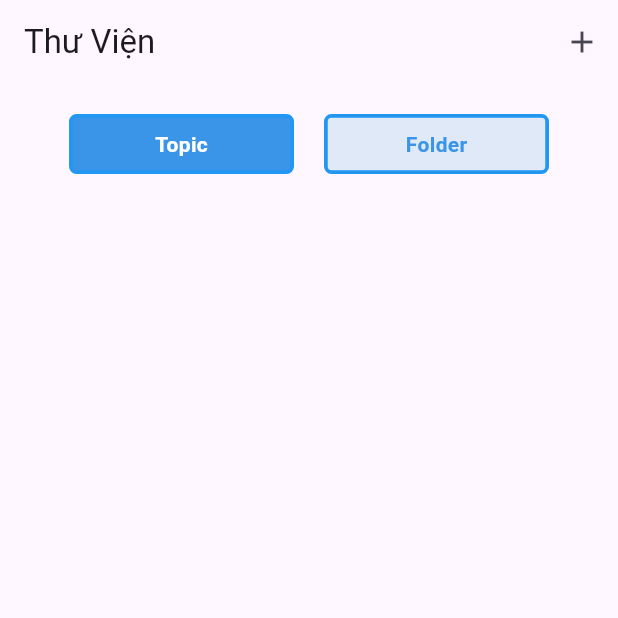
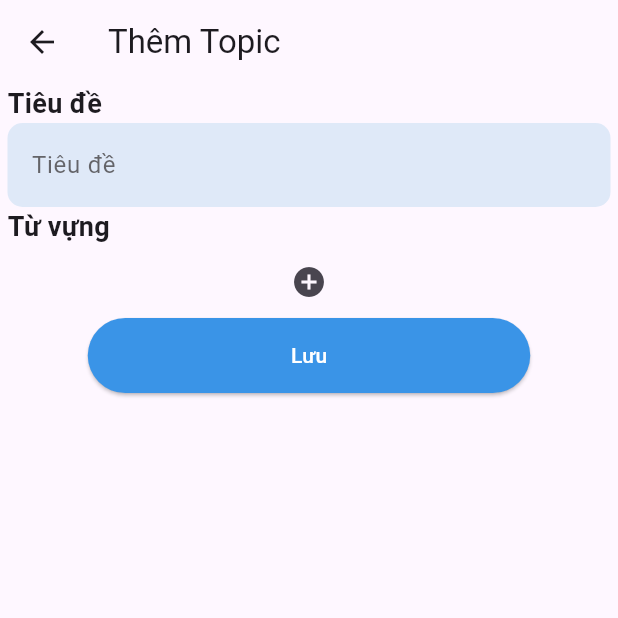
Before and after one commit to trongtinh7727/LanguageAssisstant, a Flutter app: the LibraryScreen screen opened directly, after a tap on the "add" icon, on a phone screen of 412 x 824 dp, the top half of it. Run offline on Flutter 3.47's test engine with Material 3 defaults, Android fonts, the phone set to English and light mode, and no system bars; our stand-ins replace cloud_firestore, firebase_auth, firebase_core, flutter_tts, fluttertoast, hexcolor and 1 more; missing offline and left inert: window_manager; accounts and stored records are empty; network calls fail; project files that could hold a hidden picture were left out.

Commit message:
feat(add_topic): build UI

```diff
--- a/lib/model/repository/word_repository.dart
+++ b/lib/model/repository/word_repository.dart
@@ -4,9 +4,10 @@ import 'package:cloud_firestore/cloud_firestore.dart';
 import 'package:languageassistant/utils/app_enum.dart';
 
 class WordRepository extends BaseRepository<WordModel> {
-  WordRepository()
+  final String collectionPath;
+  WordRepository({this.collectionPath = ""})
       : super(
-          collectionPath: 'words',
+          collectionPath: collectionPath,
           fromMap: WordModel.fromMap,
           toMap: (word) => word.toMap(),
         );
--- a/lib/routes/name_routes.dart
+++ b/lib/routes/name_routes.dart
@@ -2,6 +2,7 @@ class RouteName {
   static const String splashScreen = "/splash_screen";
   static const String mainLayout = "/main_layout";
   static const String topicDetailScreen = "/topic_detail_screen";
+  static const String addTopicScreen = "/add_topic_screen";
   static const String homeScreen = "/home/home_screen";
   static const String introScreen = "/intro_screen";
   static const String loginScreen = "/auth/login_screen";
--- a/lib/routes/routes.dart
+++ b/lib/routes/routes.dart
@@ -4,6 +4,7 @@ import 'package:languageassistant/view/auth/intro_screen.dart';
 import 'package:languageassistant/view/auth/login_screen.dart';
 import 'package:languageassistant/view/auth/register_screen.dart';
 import 'package:languageassistant/view/home/home_screen.dart';
+import 'package:languageassistant/view/library/add_topic_screen.dart';
 import 'package:languageassistant/view/main_layout.dart';
 import 'package:languageassistant/view/splash_screen.dart';
 import 'package:languageassistant/view/topic_detail_screen.dart';
@@ -20,6 +21,8 @@ class Routes {
         return MaterialPageRoute(builder: (context) => IntroScreen());
       case RouteName.registerScreen:
         return MaterialPageRoute(builder: (context) => RegisterScreen());
+      case RouteName.addTopicScreen:
+        return MaterialPageRoute(builder: (context) => AddTopicScreen());
       case RouteName.topicDetailScreen:
         final topic = settings.arguments as TopicModel;
         return MaterialPageRoute(
--- a/lib/utils/app_color.dart
+++ b/lib/utils/app_color.dart
@@ -12,6 +12,6 @@ Color lightBlueColor = Colors.lightBlue;
 Color primaryColor = HexColor("#3A94E7");
 Color buttonBackColor = HexColor('#e6edf8');
 Color buttonTextColor = HexColor('#004AB9');
-Color textFieldColor = HexColor("#D1D1D1");
+final Color textFieldColor = HexColor("#D1D1D1");
 Color tabUnselectedColor = HexColor("#dfe9f8");
 Color greyColor_100 = HexColor("#dee0e5");
--- /dev/null
+++ b/lib/view/library/add_topic_screen.dart
@@ -0,0 +1,144 @@
+import 'dart:math';
+
+import 'package:flutter/material.dart';
+import 'package:languageassistant/model/models/word_model.dart';
+import 'package:languageassistant/utils/app_color.dart';
+import 'package:languageassistant/widget/custom_button.dart';
+import 'package:languageassistant/widget/text_field_widget.dart';
+import 'package:languageassistant/widget/word_input_field.dart';
+import 'package:timezone/data/latest.dart' as tz;
+import 'package:timezone/timezone.dart' as tz;
+
+class AddTopicScreen extends StatefulWidget {
+  @override
+  _AddTopicScreenState createState() => _AddTopicScreenState();
+}
+
+class _AddTopicScreenState extends State<AddTopicScreen> {
+  // List of text controllers for each field
+  final TextEditingController _titleController = TextEditingController();
+  final List<WordModel> _words = [];
+  final Random _random = Random();
+  void _addTermField() {
+    tz.TZDateTime nowInTimeZone =
+        tz.TZDateTime.now(tz.getLocation('Asia/Bangkok'));
+    setState(() {
+      _words.add(WordModel(
+          id: _generateUniqueId(),
+          createTime: nowInTimeZone.millisecondsSinceEpoch,
+          updateTime: nowInTimeZone.millisecondsSinceEpoch));
+    });
+  }
+
+  String _generateUniqueId() {
+    final timestamp = DateTime.now().microsecondsSinceEpoch;
+    final randomValue = _random.nextInt(1000);
+    return 'w$timestamp$randomValue';
+  }
+
+  @override
+  void dispose() {
+    _titleController.dispose();
+    super.dispose();
+  }
+
+  @override
+  Widget build(BuildContext context) {
+    return Scaffold(
+      appBar: AppBar(
+        title: Text('Thêm Topic'),
+      ),
+      body: SingleChildScrollView(
+        child: Column(
+          children: [
+            Row(
+              children: [
+                SizedBox(
+                  width: 5,
+                ),
+                Text(
+                  "Tiêu đề",
+                  style: TextStyle(fontWeight: FontWeight.bold, fontSize: 18),
+                ),
+              ],
+            ),
+            TextFieldWidget(
+                fillColor: tabUnselectedColor,
+                paddingH: 5,
+                hint: 'Tiêu đề',
+                textEditingController: _titleController),
+            Row(
+              children: [
+                SizedBox(
+                  width: 5,
+                ),
+                Text(
+                  "Từ vựng",
+                  style: TextStyle(fontWeight: FontWeight.bold, fontSize: 18),
+                ),
+              ],
+            ),
+            ListView.builder(
+              shrinkWrap: true,
+              physics: NeverScrollableScrollPhysics(),
+              itemCount: _words.length,
+              itemBuilder: (context, index) {
+                final word = _words[index];
+                return WordInputField(
+                    word: word, onDelete: () => _removeWord(word));
+              },
+            ),
+            IconButton(
+              icon: Icon(Icons.add_circle),
+              onPressed: _addTermField,
+              tooltip: 'Thêm thuật ngữ',
+            ),
+            ElevatedButton(
+              onPressed: _saveAndShowWords,
+              style: ElevatedButton.styleFrom(
+                backgroundColor: primaryColor,
+                fixedSize: Size(295, 50),
+                padding:
+                    const EdgeInsets.symmetric(horizontal: 40, vertical: 15),
+              ),
+              child: Text('Lưu', style: TextStyle(color: whiteColor)),
+            ),
+          ],
+        ),
+      ),
+    );
+  }
+
+  void _removeWord(WordModel wordModel) {
+    setState(() {
+      _words.removeWhere((word) => word.id == wordModel.id);
+    });
+  }
+
+  void _saveAndShowWords() {
+    showDialog(
+      context: context,
+      builder: (context) {
+        return AlertDialog(
+          title: Text('List of Words'),
+          content: SingleChildScrollView(
+            child: ListBody(
+              children: _words.map((word) {
+                return Text(
+                    'English: ${word.english}, Vietnamese: ${word.vietnamese}');
+              }).toList(),
+            ),
+          ),
+          actions: <Widget>[
+            TextButton(
+              child: Text('Close'),
+              onPressed: () {
+                Navigator.of(context).pop();
+              },
+            ),
+          ],
+        );
+      },
+    );
+  }
+}
--- a/lib/view/library/library_screen.dart
+++ b/lib/view/library/library_screen.dart
@@ -113,7 +113,7 @@ class _LibraryScreenState extends State<LibraryScreen> {
           IconButton(
             icon: Icon(Icons.add),
             onPressed: () {
-              // Handle add button
+              Navigator.pushNamed(context, RouteName.addTopicScreen);
             },
           ),
         ],
@@ -122,8 +122,11 @@ class _LibraryScreenState extends State<LibraryScreen> {
           child: _buildCustomTabBar(),
         ),
       ),
-      body: Stack(children: <Widget>[
-        PageView.builder(
+      body: Column(
+        children: <Widget>[
+          Expanded(
+            // Sử dụng Expanded để cho phép PageView mở rộng đầy đủ theo chiều dọc
+            child: PageView.builder(
               itemCount: 2, // Number of pages
               controller: pageController,
               onPageChanged: (index) {
@@ -147,7 +150,8 @@ class _LibraryScreenState extends State<LibraryScreen> {
                           topicViewModel.fetchWordsByStatus(
                               _auth.currentUser!.uid, topic.id, WordStatus.ALL);
                           topicViewModel.fetchLeaderBoard(topic.id);
-                      Navigator.pushNamed(context, RouteName.topicDetailScreen,
+                          Navigator.pushNamed(
+                              context, RouteName.topicDetailScreen,
                               arguments: topic);
                         },
                       );
@@ -161,14 +165,13 @@ class _LibraryScreenState extends State<LibraryScreen> {
                 }
               },
             ),
+          ),
           if (topicViewModel.isLoading)
-          Container(
-            color: Colors.black45,
-            child: Center(
+            Center(
               child: CircularProgressIndicator(),
             ),
+        ],
       ),
-      ]),
     );
   }
 }
--- a/lib/view/main_layout.dart
+++ b/lib/view/main_layout.dart
@@ -44,7 +44,7 @@ class MainLayoutState extends State<MainLayout> {
     authProvider.setUserModel();
 
     return Scaffold(
-      extendBody: true,
+      // extendBody: true,
       body: IndexedStack(
         index: currentIndex,
         children: [
--- a/lib/view_model/topic_view_model.dart
+++ b/lib/view_model/topic_view_model.dart
@@ -99,7 +99,7 @@ class TopicViewModel extends ChangeNotifier {
   }
 
   Future<void> fetchTopicsByUserMore(String userId, int pageSize) async {
-    // _isLoading = true; // Cập nhật trạng thái tải
+    _isLoading = true; // Cập nhật trạng thái tải
     notifyListeners();
 
     try {
--- a/lib/widget/text_field_widget.dart
+++ b/lib/widget/text_field_widget.dart
@@ -3,14 +3,20 @@ import 'package:languageassistant/utils/app_color.dart';
 
 class TextFieldWidget extends StatelessWidget {
   final String hint;
-  final IconData icon;
+  final IconData? icon;
   final bool isPassword;
+  final Color fillColor;
+  final Color textColor;
+  final double paddingH;
   final TextEditingController textEditingController;
 
   const TextFieldWidget({
     Key? key,
-    required this.hint,
-    required this.icon,
+    this.hint = "",
+    this.icon,
+    this.fillColor = Colors.white,
+    this.textColor = Colors.black,
+    this.paddingH = 20.0,
     required this.textEditingController,
     this.isPassword = false,
   }) : super(key: key);
@@ -18,7 +24,7 @@ class TextFieldWidget extends StatelessWidget {
   @override
   Widget build(BuildContext context) {
     return Padding(
-      padding: const EdgeInsets.symmetric(horizontal: 20),
+      padding: EdgeInsets.symmetric(horizontal: paddingH),
       child: ConstrainedBox(
         constraints: const BoxConstraints(
             maxWidth: 500), // Set your desired max width here
@@ -26,13 +32,16 @@ class TextFieldWidget extends StatelessWidget {
           controller: textEditingController,
           maxLines: 1,
           obscureText: isPassword,
-          style: const TextStyle(color: Colors.black),
+          style: TextStyle(color: textColor),
           decoration: InputDecoration(
             hintText: hint,
             hintStyle: const TextStyle(color: Color.fromARGB(179, 48, 44, 44)),
-            prefixIcon: Icon(icon, color: Colors.black54),
+            prefixIcon: icon != null
+                ? Icon(icon, color: Colors.black54)
+                : null, // Conditional prefixIcon
+
             filled: true,
-            fillColor: textFieldColor,
+            fillColor: fillColor,
             enabledBorder: OutlineInputBorder(
               borderRadius: BorderRadius.circular(10),
               borderSide: const BorderSide(color: Colors.transparent),
```
Also changed, not shown: lib/view/account/account_screen.dart (+5 -3 lines), lib/widget/word_input_field.dart (added, +112 -0 lines). Lines whose indentation alone changed are shown as unchanged.
